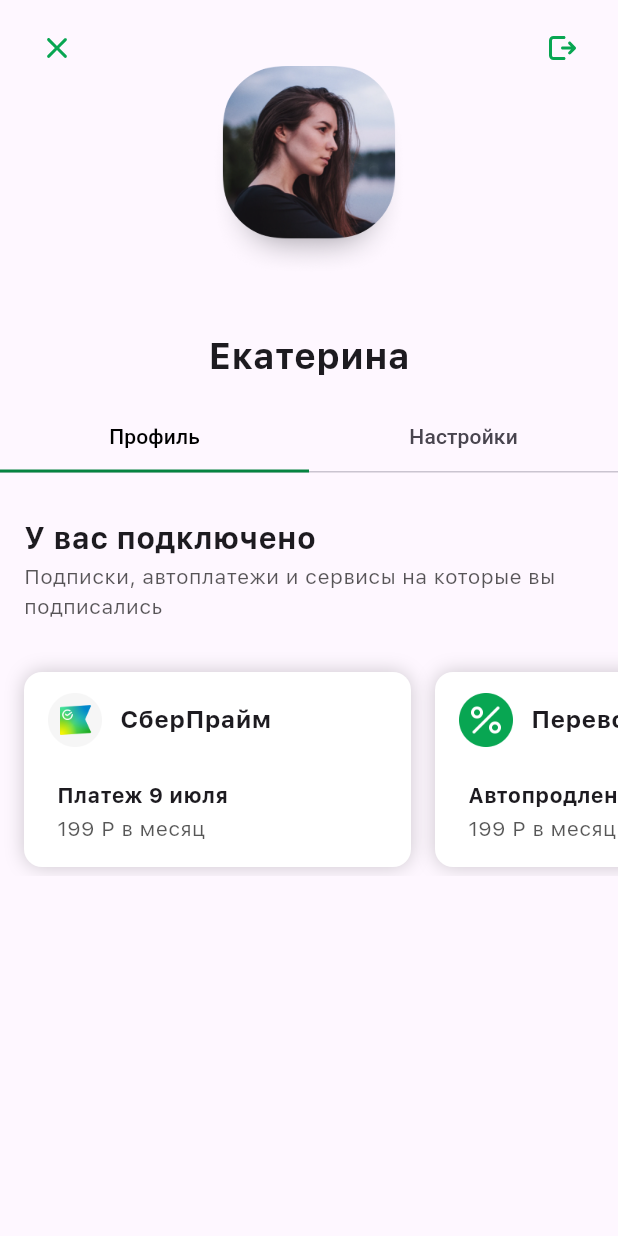
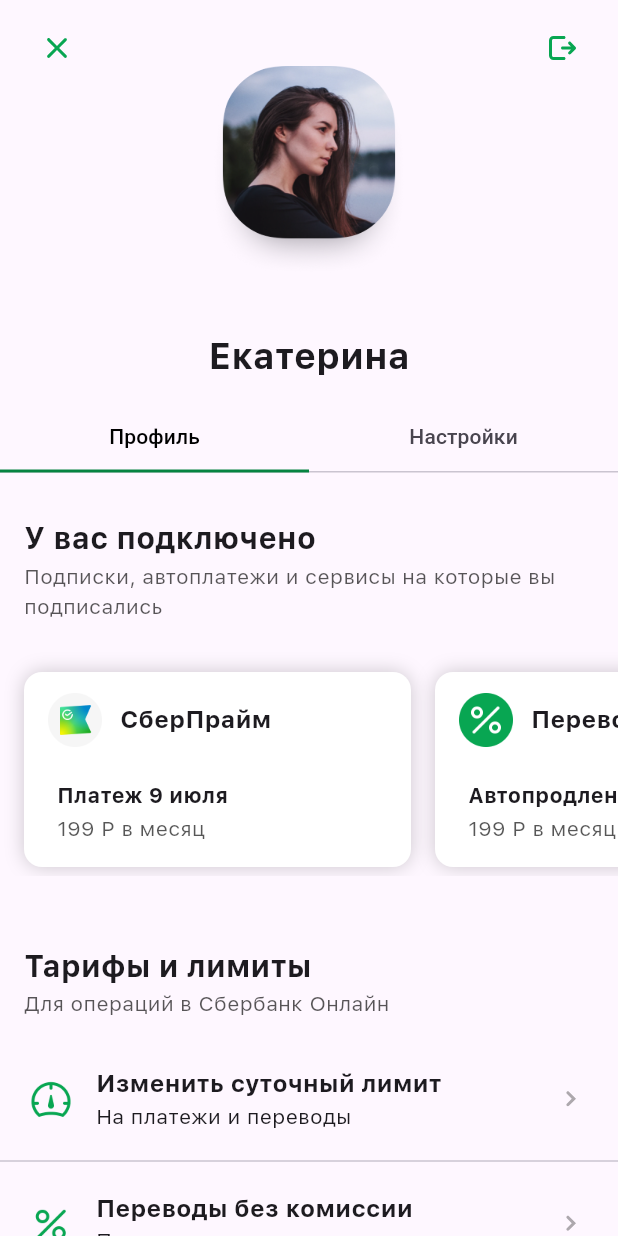
Before and after one commit to andreksus/FlutterLab, a Flutter app: the screen it shows after launch, on a phone screen of 412 x 824 dp. Run offline on Flutter 3.47's test engine with Material 3 defaults, Android fonts, the phone set to English and light mode, and no system bars; our stand-ins replace flutter_svg.

Commit message:
Added Rate and Limits Widget

```diff
--- a/lib/main.dart
+++ b/lib/main.dart
@@ -26,7 +26,6 @@ class App extends StatelessWidget {
     return Scaffold(
         body: ListView(
       children: const [Header(), Body()],
-      //Header(),
     ));
   }
 }
--- /dev/null
+++ b/lib/model/body_title_class.dart
@@ -0,0 +1,10 @@
+class BodyTitleClass {
+  BodyTitleClass(this.topPadding, this.title, this.description);
+  double topPadding;
+  String title;
+  String description;
+}
+
+var firstBodyTitle = BodyTitleClass(16.0, "У вас подключено", "Подписки, автоплатежи и сервисы на которые вы подписались");
+var secondBodyTitle = BodyTitleClass(32.0, "Тарифы и лимиты", "Для операций в Сбербанк Онлайн");
+var thirdBodyTitle = BodyTitleClass(32.0, "Интересы", "Мы подбираем истории и предложения по темам, которые вам нравятся");
--- /dev/null
+++ b/lib/model/card_class.dart
@@ -0,0 +1,10 @@
+class CardClass {
+  CardClass(this.title1, this.title2, this.title3, this.icon);
+  String title1;
+  String title2;
+  String title3;
+  String icon;
+}
+
+var card1 = CardClass("СберПрайм", "Платеж 9 июля", "199 Р в месяц", "assets/images/sber_prime.png");
+var card2 = CardClass("Переводы", "Автопродление 21 августа", "199 Р в месяц", "assets/images/ic_36_percent_fill.png");
--- /dev/null
+++ b/lib/model/rate_limit_class.dart
@@ -0,0 +1,10 @@
+class RateLimitClass {
+  RateLimitClass(this.image, this.title, this.description);
+  String image;
+  String title;
+  String description;
+}
+
+var firstRateLimit = RateLimitClass("assets/images/ic_36_speedometer.png", 'Изменить суточный лимит', 'На платежи и переводы');
+var secondRateLimit = RateLimitClass('assets/images/ic_36_percent.png', 'Переводы без комиссии', 'Показать остаток в этом месяце');
+var thirdRateLimit = RateLimitClass('assets/images/ic_36_arrows_forward_back.png', 'Информация о тарифах и лимитах', "");
--- a/lib/sections/body/body.dart
+++ b/lib/sections/body/body.dart
@@ -1,7 +1,9 @@
 import 'package:flutter/material.dart';
-import 'package:flutter_lab/model/body_title.dart';
+import 'package:flutter_lab/model/body_title_class.dart';
+import 'package:flutter_lab/model/rate_limit_class.dart';
 import 'package:flutter_lab/sections/body/body_title.dart';
 import 'package:flutter_lab/sections/body/cards.dart';
+import 'package:flutter_lab/sections/body/rate_limit_column.dart';
 
 class Body extends StatelessWidget {
   const Body({super.key});
@@ -9,9 +11,12 @@ class Body extends StatelessWidget {
   @override
   Widget build(BuildContext context) {
     return Column(
+      crossAxisAlignment: CrossAxisAlignment.start,
       children: [
         BodyTitle(bodyTitle: firstBodyTitle),
-        const CardsWidget()
+        const CardsWidget(),
+        BodyTitle(bodyTitle: secondBodyTitle),
+        const RatelimitColumn(),
       ],
     );
   }
--- a/lib/sections/body/body_title.dart
+++ b/lib/sections/body/body_title.dart
@@ -1,5 +1,5 @@
 import 'package:flutter/material.dart';
-import 'package:flutter_lab/model/body_title.dart';
+import 'package:flutter_lab/model/body_title_class.dart';
 
 class BodyTitle extends StatelessWidget {
   final BodyTitleClass bodyTitle;
--- a/lib/sections/body/card.dart
+++ b/lib/sections/body/card.dart
@@ -1,5 +1,5 @@
 import 'package:flutter/material.dart';
-import 'package:flutter_lab/model/card.dart';
+import 'package:flutter_lab/model/card_class.dart';
 
 class CardWidget extends StatelessWidget {
   final CardClass card;
--- a/lib/sections/body/cards.dart
+++ b/lib/sections/body/cards.dart
@@ -1,5 +1,5 @@
 import 'package:flutter/material.dart';
-import 'package:flutter_lab/model/card.dart';
+import 'package:flutter_lab/model/card_class.dart';
 import 'package:flutter_lab/sections/body/card.dart';
 
 List<CardClass> list = [card1, card2];
--- /dev/null
+++ b/lib/sections/body/rate_limit.dart
@@ -0,0 +1,28 @@
+import 'package:flutter/material.dart';
+import 'package:flutter_lab/model/rate_limit_class.dart';
+import 'package:flutter_lab/sections/body/rate_main_section.dart';
+import 'package:flutter_svg/svg.dart';
+
+class RateLimit extends StatelessWidget {
+  final RateLimitClass rateLimit;
+  const RateLimit({super.key, required this.rateLimit});
+
+  @override
+  Widget build(BuildContext context) {
+    return Container(
+      margin: const EdgeInsets.only(left: 16, right: 8),
+      child: Row(
+        children: [
+          Image.asset(rateLimit.image, height: 36),
+          RateMainSection(rateLimit: rateLimit),
+          const Spacer(),
+          IconButton(
+                onPressed: () {},
+                icon: SvgPicture.asset(
+                  'assets/icons/Disclosure.svg',
+                ))
+        ],
+      ),
+    );
+  }
+}
--- /dev/null
+++ b/lib/sections/body/rate_limit_column.dart
@@ -0,0 +1,20 @@
+import 'package:flutter/material.dart';
+import 'package:flutter_lab/model/rate_limit_class.dart';
+import 'package:flutter_lab/sections/body/rate_limit.dart';
+
+class RatelimitColumn extends StatelessWidget {
+  const RatelimitColumn({super.key});
+
+  @override
+  Widget build(BuildContext context) {
+    return Column(
+      children: [
+        RateLimit(rateLimit: firstRateLimit),
+        const Divider(),
+        RateLimit(rateLimit: secondRateLimit),
+        const Divider(),
+        RateLimit(rateLimit: thirdRateLimit)
+      ],
+    );
+  }
+}
--- /dev/null
+++ b/lib/sections/body/rate_main_section.dart
@@ -0,0 +1,26 @@
+import 'package:flutter/material.dart';
+import 'package:flutter_lab/model/rate_limit_class.dart';
+
+class RateMainSection extends StatelessWidget {
+  final RateLimitClass rateLimit;
+  const RateMainSection({super.key, required this.rateLimit});
+
+  @override
+  Widget build(context) {
+    return Container(
+      constraints: const BoxConstraints(maxWidth: 240),
+      margin: const EdgeInsets.only(left: 12, bottom: 12, top: 12),
+      child: Column(
+        crossAxisAlignment: CrossAxisAlignment.start,
+        children: [
+          Text(rateLimit.title,
+          style: const TextStyle(fontFamily: 'SFProText', fontSize: 16, fontWeight: FontWeight.bold),
+          ),
+          Text(rateLimit.description,
+          style: const TextStyle(fontFamily: 'SFProText', fontSize: 14, fontWeight: FontWeight.normal),
+          )
+        ],
+      ),
+    );
+  }
+}
```
Also changed, not shown: assets/icons/Disclosure.svg (added), assets/images/ic_36_arrows_forward_back.png (added), assets/images/ic_36_percent.png (added), assets/images/ic_36_speedometer.png (added).
